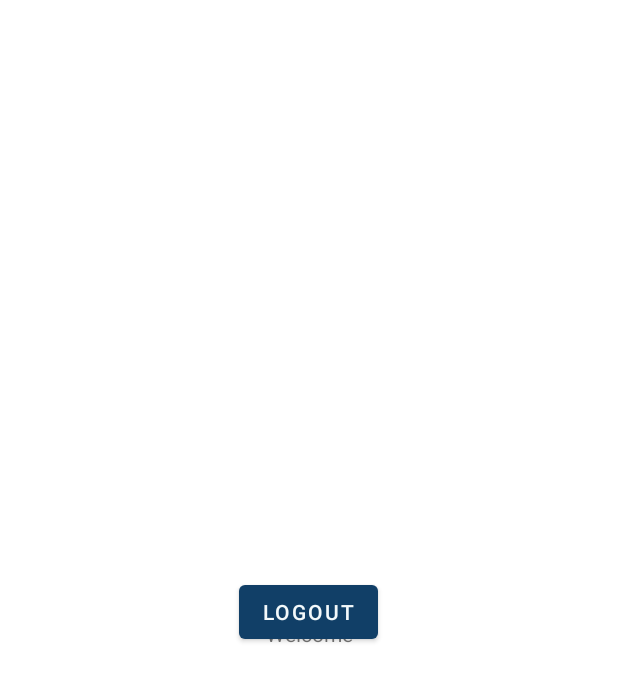
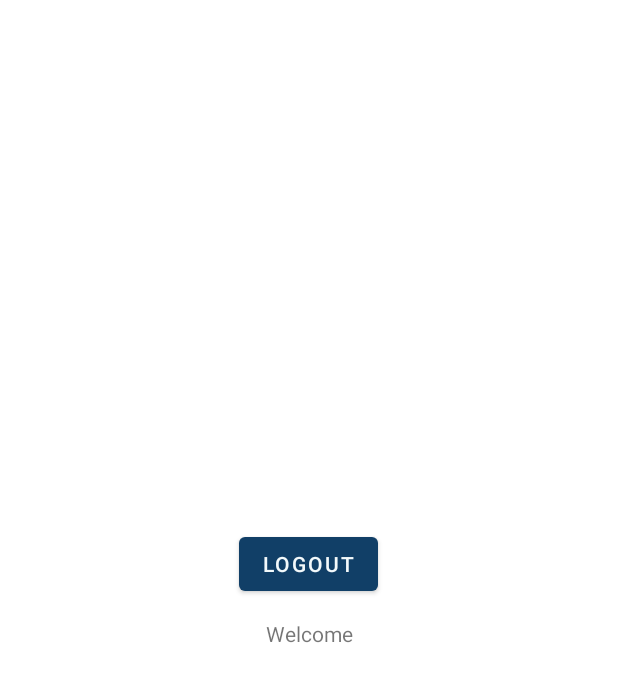
Before and after one commit to azrafebrian/RunningTrackerApp, an Android app: the layout activity_login_test.xml on its own in the app's theme, with its tools: preview values and no code run, on a phone screen of 412 x 824 dp. Shown: the top 682 px of the screen. Run offline under Robolectric (Android 15) with nearby library versions, the phone set to English and light mode, and no system bars; Roboto replaces fonts that are not available here.

Commit message:
login and daftar tested

```diff
--- a/app/src/main/AndroidManifest.xml
+++ b/app/src/main/AndroidManifest.xml
@@ -1,6 +1,8 @@
 <?xml version="1.0" encoding="utf-8"?>
 <manifest xmlns:android="http://schemas.android.com/apk/res/android"
     package="com.example.runningtrackerapp">
+
+    <uses-permission android:name="android.permission.INTERNET"/>
 
     <application
         android:allowBackup="true"
@@ -9,7 +11,7 @@
         android:roundIcon="@mipmap/ic_launcher_round"
         android:supportsRtl="true"
         android:theme="@style/Theme.RunningTrackerApp">
-        <activity android:name=".DaftarActivity"></activity>
+        <activity android:name=".DaftarActivity"/>
         <activity android:name=".OnboardActivity" />
         <activity android:name=".LoginTestActivity" />
         <activity android:name=".LoginActivity" />
--- a/app/src/main/java/com/example/runningtrackerapp/SplashScreen.java
+++ b/app/src/main/java/com/example/runningtrackerapp/SplashScreen.java
@@ -10,6 +10,8 @@ import android.widget.TextView;
 
 import androidx.appcompat.app.AppCompatActivity;
 import androidx.core.content.ContextCompat;
+
+import com.google.firebase.auth.FirebaseAuth;
 
 public class SplashScreen extends AppCompatActivity {
 
--- a/app/src/main/res/layout/activity_login_test.xml
+++ b/app/src/main/res/layout/activity_login_test.xml
@@ -21,11 +21,12 @@
         android:id="@+id/logout"
         android:layout_width="wrap_content"
         android:layout_height="wrap_content"
+        android:layout_marginBottom="32dp"
+        android:onClick="logout"
         android:text="logout"
+        app:layout_constraintBottom_toBottomOf="@id/textView_test"
         app:layout_constraintEnd_toEndOf="parent"
         app:layout_constraintHorizontal_bias="0.498"
-        app:layout_constraintStart_toStartOf="parent"
-        app:layout_constraintBottom_toBottomOf="@id/textView_test"
-        android:onClick="logout"/>
+        app:layout_constraintStart_toStartOf="parent" />
 
 </androidx.constraintlayout.widget.ConstraintLayout>
```
Also changed, not shown: app/src/main/java/com/example/runningtrackerapp/DaftarActivity.java (+22 -18 lines), app/src/main/java/com/example/runningtrackerapp/OnboardActivity.java (+10 -0 lines).
